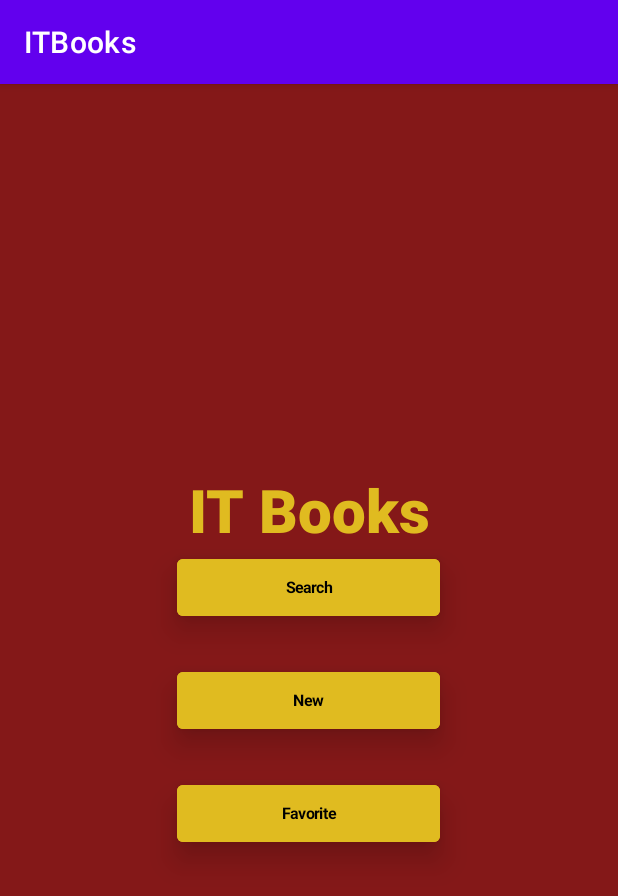
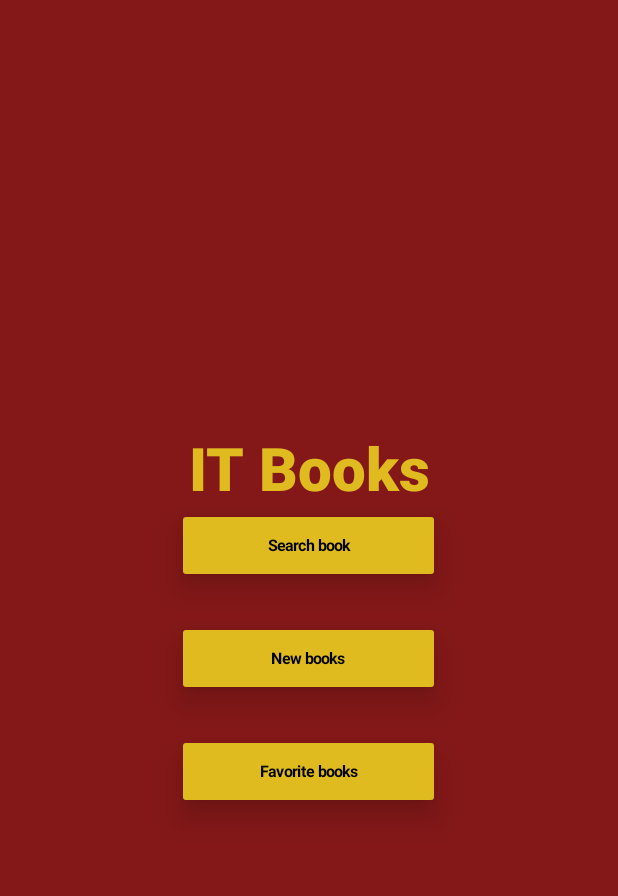
Before and after one commit to TuanDao2002/Android_Projects, an Android app: the screen it shows after launch (MainActivity), on a phone screen of 412 x 824 dp. Shown: the top 896 px of the screen. Run offline under Robolectric (Android 15) with nearby library versions, the phone set to English and light mode, and no system bars.

Commit message:
update style and status bar

```diff
--- a/ITBooks/app/src/main/java/rmit/ad/itbooks/activity/MainActivity.java
+++ b/ITBooks/app/src/main/java/rmit/ad/itbooks/activity/MainActivity.java
@@ -1,6 +1,7 @@
 package rmit.ad.itbooks.activity;
 
 import androidx.annotation.Nullable;
+import androidx.appcompat.app.ActionBar;
 import androidx.appcompat.app.AppCompatActivity;
 
 import android.content.Intent;
@@ -16,6 +17,11 @@ public class MainActivity extends AppCompatActivity {
     protected void onCreate(Bundle savedInstanceState) {
         super.onCreate(savedInstanceState);
         setContentView(R.layout.activity_main);
+
+        ActionBar actionBar = getSupportActionBar();
+        if (actionBar != null) {
+            actionBar.hide();
+        }
 
         Button searchBook = findViewById(R.id.searchBook);
         searchBook.setOnClickListener(view -> {
--- a/ITBooks/app/src/main/res/layout/activity_book_list.xml
+++ b/ITBooks/app/src/main/res/layout/activity_book_list.xml
@@ -38,7 +38,7 @@
         <LinearLayout
             android:id="@+id/switchSortPanel"
             android:layout_width="match_parent"
-            android:layout_height="50dp"
+            android:layout_height="35dp"
             android:background="@color/yellow"
             android:gravity="end"
             android:orientation="horizontal"
@@ -48,7 +48,7 @@
                 android:id="@+id/switchSort"
                 app:thumbTint="@drawable/switch_thumb"
                 app:trackTint="@drawable/switch_track"
-                android:text="SORT BY PRICE"
+                android:text="Sort by price"
                 android:textSize="20sp"
                 android:layout_width="wrap_content"
                 android:layout_height="match_parent" />
--- a/ITBooks/app/src/main/res/layout/activity_main.xml
+++ b/ITBooks/app/src/main/res/layout/activity_main.xml
@@ -23,18 +23,18 @@
         android:id="@+id/searchBook"
         style="@style/Button"
         android:stateListAnimator="@animator/button_shadow"
-        android:text="Search"/>
+        android:text="Search book"/>
 
     <Button
         android:id="@+id/newBook"
         style="@style/Button"
         android:stateListAnimator="@animator/button_shadow"
         android:layout_margin="25dp"
-        android:text="New" />
+        android:text="New books" />
 
     <Button
         android:id="@+id/favoriteBook"
         style="@style/Button"
         android:stateListAnimator="@animator/button_shadow"
-        android:text="Favorite" />
+        android:text="Favorite books" />
 </LinearLayout>
--- a/ITBooks/app/src/main/res/values/colors.xml
+++ b/ITBooks/app/src/main/res/values/colors.xml
@@ -9,5 +9,6 @@
     <color name="white">#FAFAFA</color>
     <color name="blue">#373e98</color>
     <color name="yellow">#E0BB20</color>
+    <color name="light_yellow">#FDFF00</color>
     <color name="red">#841818</color>
 </resources>
--- a/ITBooks/app/src/main/res/values/themes.xml
+++ b/ITBooks/app/src/main/res/values/themes.xml
@@ -1,10 +1,11 @@
 <resources xmlns:tools="http://schemas.android.com/tools">
     <!-- Base application theme. -->
-    <style name="Theme.ITBooks" parent="Theme.MaterialComponents.DayNight.DarkActionBar">
+    <style name="Theme.ITBooks" parent="Theme.AppCompat.Light.DarkActionBar">
         <!-- Primary brand color. -->
-        <item name="colorPrimary">@color/purple_500</item>
+        <item name="colorPrimary">@color/red</item>
         <item name="colorPrimaryVariant">@color/purple_700</item>
-        <item name="colorOnPrimary">@color/white</item>
+        <item name="titleTextColor">@color/yellow</item>
+        <item name="colorOnPrimary">@color/yellow</item>
         <!-- Secondary brand color. -->
         <item name="colorSecondary">@color/teal_200</item>
         <item name="colorSecondaryVariant">@color/teal_700</item>
@@ -12,6 +13,11 @@
         <!-- Status bar color. -->
         <item name="android:statusBarColor">?attr/colorPrimaryVariant</item>
         <!-- Customize your theme here. -->
+    </style>
+
+    <style name="ToolbarThemeWhite" parent="@style/ThemeOverlay.AppCompat.ActionBar">
+        <item name="colorControlNormal">@color/yellow</item>
+        <item name="android:textColorPrimary">@color/yellow</item>
     </style>
 
     <style name="Button" parent="android:style/Theme">
```
Also changed, not shown: ITBooks/app/src/main/java/rmit/ad/itbooks/activity/BookListActivity.java (+17 -3 lines), ITBooks/app/src/main/java/rmit/ad/itbooks/activity/SearchActivity.java (+10 -0 lines), ITBooks/app/src/main/java/rmit/ad/itbooks/adapter/BookAdapter.java (+6 -1 lines), ITBooks/app/src/main/res/drawable/back_arrow.png (added).
